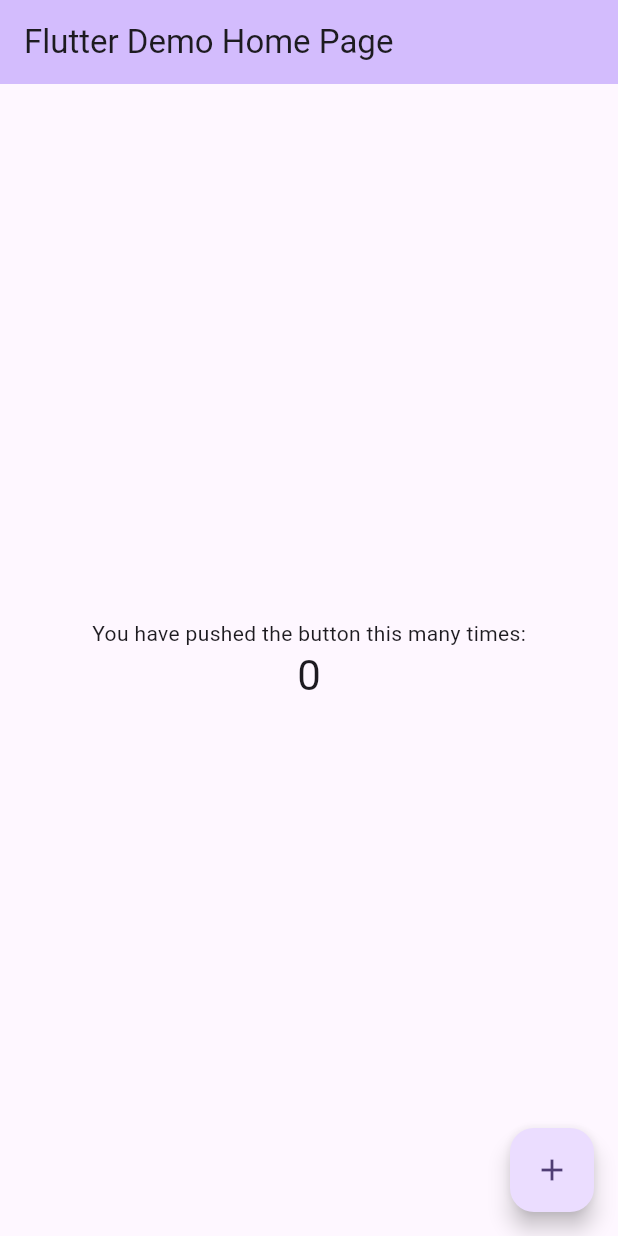
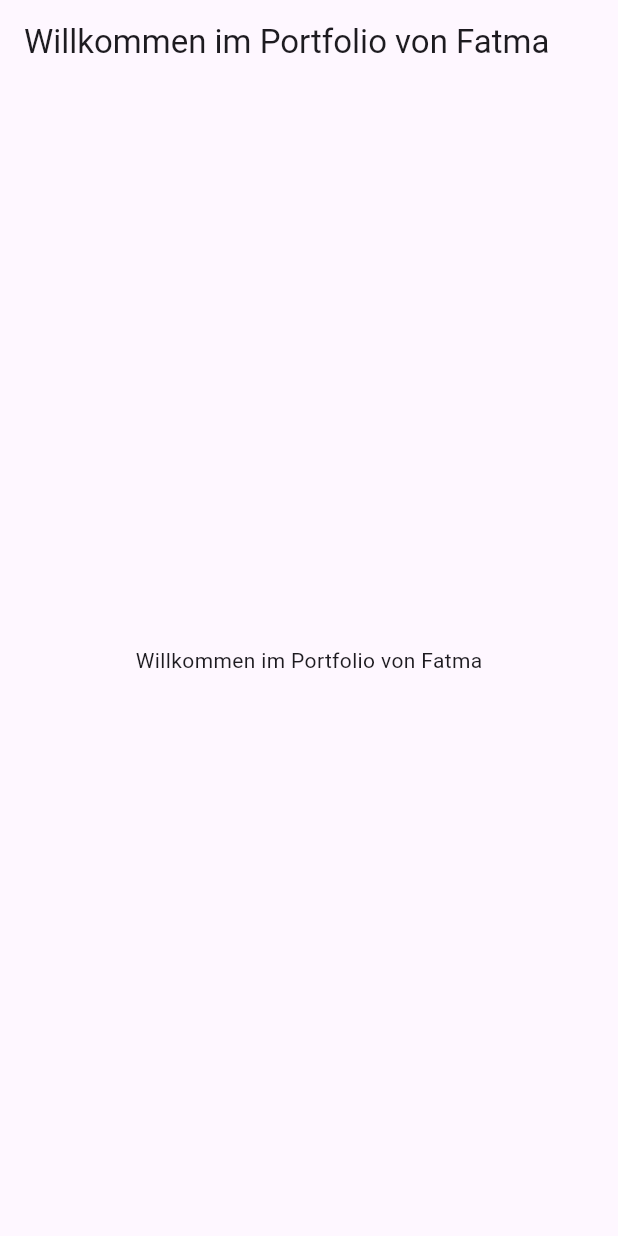
Before and after one commit to fatmaipk/portfolio_5568020, a Flutter app: the screen it shows after launch, on a phone screen of 412 x 824 dp. Run offline on Flutter 3.47's test engine with Material 3 defaults, Android fonts, the light colour scheme and no system bars.

Commit message:
Startseite eingebunden und main.dart angepasst

```diff
--- a/lib/main.dart
+++ b/lib/main.dart
@@ -1,4 +1,5 @@
 import 'package:flutter/material.dart';
+import 'pages/home_page.dart';
 
 void main() {
   runApp(const MyApp());
@@ -7,116 +8,12 @@ void main() {
 class MyApp extends StatelessWidget {
   const MyApp({super.key});
 
-  // This widget is the root of your application.
   @override
   Widget build(BuildContext context) {
     return MaterialApp(
-      title: 'Flutter Demo',
-      theme: ThemeData(
-        // This is the theme of your application.
-        //
-        // TRY THIS: Try running your application with "flutter run". You'll see
-        // the application has a purple toolbar. Then, without quitting the app,
-        // try changing the seedColor in the colorScheme below to Colors.green
-        // and then invoke "hot reload" (save your changes or press the "hot
-        // reload" button in a Flutter-supported IDE, or press "r" if you used
-        // the command line to start the app).
-        //
-        // Notice that the counter didn't reset back to zero; the application
-        // state is not lost during the reload. To reset the state, use hot
-        // restart instead.
-        //
-        // This works for code too, not just values: Most code changes can be
-        // tested with just a hot reload.
-        colorScheme: ColorScheme.fromSeed(seedColor: Colors.deepPurple),
-      ),
-      home: const MyHomePage(title: 'Flutter Demo Home Page'),
+      debugShowCheckedModeBanner: false,
+      title: 'Portfolio von Fatma',
+      home: const HomePage(),
     );
   }
 }
-
-class MyHomePage extends StatefulWidget {
-  const MyHomePage({super.key, required this.title});
-
-  // This widget is the home page of your application. It is stateful, meaning
-  // that it has a State object (defined below) that contains fields that affect
-  // how it looks.
-
-  // This class is the configuration for the state. It holds the values (in this
-  // case the title) provided by the parent (in this case the App widget) and
-  // used by the build method of the State. Fields in a Widget subclass are
-  // always marked "final".
-
-  final String title;
-
-  @override
-  State<MyHomePage> createState() => _MyHomePageState();
-}
-
-class _MyHomePageState extends State<MyHomePage> {
-  int _counter = 0;
-
-  void _incrementCounter() {
-    setState(() {
-      // This call to setState tells the Flutter framework that something has
-      // changed in this State, which causes it to rerun the build method below
-      // so that the display can reflect the updated values. If we changed
-      // _counter without calling setState(), then the build method would not be
-      // called again, and so nothing would appear to happen.
-      _counter++;
-    });
-  }
-
-  @override
-  Widget build(BuildContext context) {
-    // This method is rerun every time setState is called, for instance as done
-    // by the _incrementCounter method above.
-    //
-    // The Flutter framework has been optimized to make rerunning build methods
-    // fast, so that you can just rebuild anything that needs updating rather
-    // than having to individually change instances of widgets.
-    return Scaffold(
-      appBar: AppBar(
-        // TRY THIS: Try changing the color here to a specific color (to
-        // Colors.amber, perhaps?) and trigger a hot reload to see the AppBar
-        // change color while the other colors stay the same.
-        backgroundColor: Theme.of(context).colorScheme.inversePrimary,
-        // Here we take the value from the MyHomePage object that was created by
-        // the App.build method, and use it to set our appbar title.
-        title: Text(widget.title),
-      ),
-      body: Center(
-        // Center is a layout widget. It takes a single child and positions it
-        // in the middle of the parent.
-        child: Column(
-          // Column is also a layout widget. It takes a list of children and
-          // arranges them vertically. By default, it sizes itself to fit its
-          // children horizontally, and tries to be as tall as its parent.
-          //
-          // Column has various properties to control how it sizes itself and
-          // how it positions its children. Here we use mainAxisAlignment to
-          // center the children vertically; the main axis here is the vertical
-          // axis because Columns are vertical (the cross axis would be
-          // horizontal).
-          //
-          // TRY THIS: Invoke "debug painting" (choose the "Toggle Debug Paint"
-          // action in the IDE, or press "p" in the console), to see the
-          // wireframe for each widget.
-          mainAxisAlignment: MainAxisAlignment.center,
-          children: <Widget>[
-            const Text('You have pushed the button this many times:'),
-            Text(
-              '$_counter',
-              style: Theme.of(context).textTheme.headlineMedium,
-            ),
-          ],
-        ),
-      ),
-      floatingActionButton: FloatingActionButton(
-        onPressed: _incrementCounter,
-        tooltip: 'Increment',
-        child: const Icon(Icons.add),
-      ), // This trailing comma makes auto-formatting nicer for build methods.
-    );
-  }
-}
--- /dev/null
+++ b/lib/pages/home_page.dart
@@ -0,0 +1,17 @@
+import 'package:flutter/material.dart';
+
+class HomePage extends StatelessWidget {
+  const HomePage({super.key});
+
+  @override
+  Widget build(BuildContext context) {
+    return Scaffold(
+      appBar: AppBar(
+        title: const Text('Willkommen im Portfolio von Fatma'),
+      ),
+      body: const Center(
+        child: Text('Willkommen im Portfolio von Fatma'),
+      ),
+    );
+  }
+}
```
